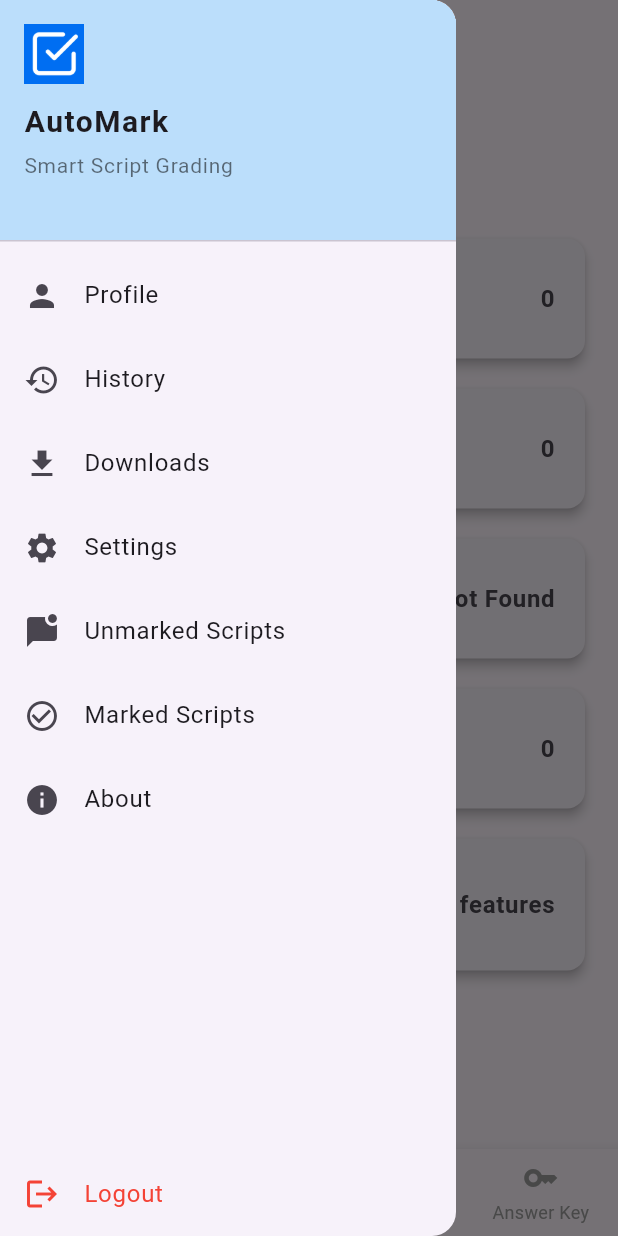
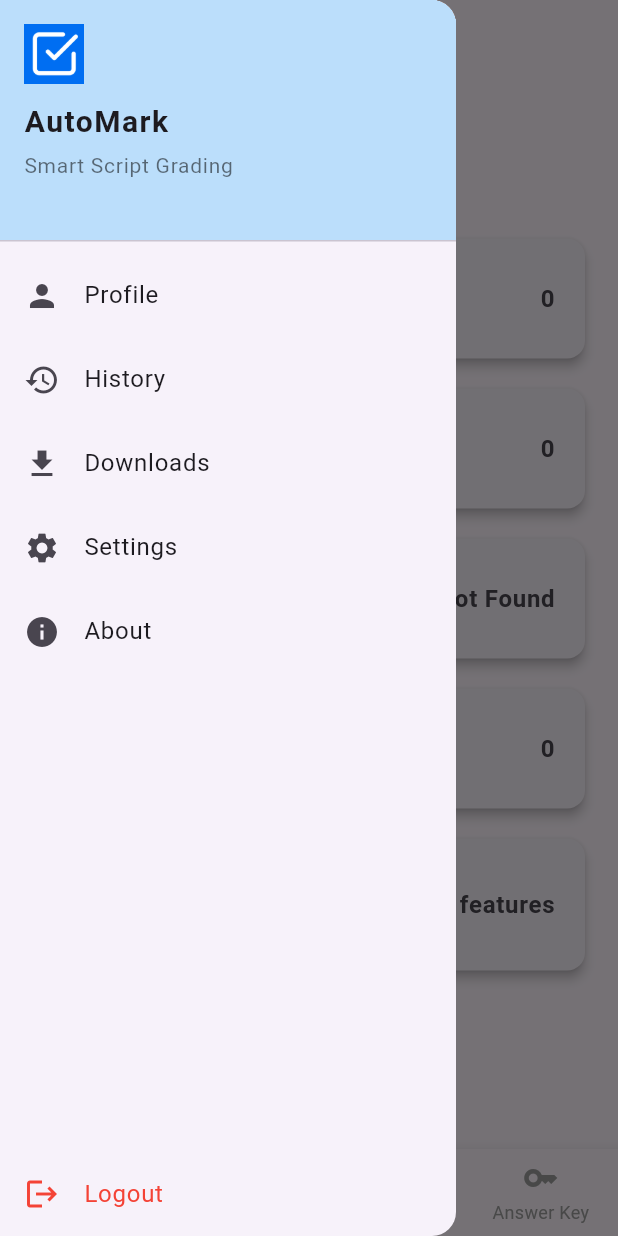
Before and after one commit to Wolfhaize/AutoMark-CS-Project, a Flutter app: the screen it shows once a user with an empty profile is signed in, with the side drawer open, on a phone screen of 412 x 824 dp. Run offline on Flutter 3.47's test engine with Material 3 defaults, Android fonts, the phone set to English and light mode, and no system bars; our stand-ins replace cloud_firestore, firebase_auth, firebase_core, flutter_dotenv, image_picker, open_file and 4 more; missing offline and left inert: google_mlkit_text_recognition, string_similarity, syncfusion_flutter_pdf; accounts and stored records are empty.

Commit message:
removed the unmarked and marked options from drawer

```diff
--- a/mobile/lib/widgets/custom_drawer.dart
+++ b/mobile/lib/widgets/custom_drawer.dart
@@ -68,22 +68,6 @@ class CustomDrawer extends StatelessWidget {
               },
             ),
             ListTile(
-              leading: const Icon(Icons.mark_chat_unread),
-              title: const Text('Unmarked Scripts'),
-              onTap: () {
-                Navigator.pop(context);
-                Navigator.pushNamed(context, '/unmarked');
-              },
-            ),
-            ListTile(
-              leading: const Icon(Icons.check_circle_outline),
-              title: const Text('Marked Scripts'),
-              onTap: () {
-                Navigator.pop(context);
-                Navigator.pushNamed(context, '/marked_scripts');
-              },
-            ),
-            ListTile(
               leading: const Icon(Icons.info),
               title: const Text("About"),
               onTap: () {
```
